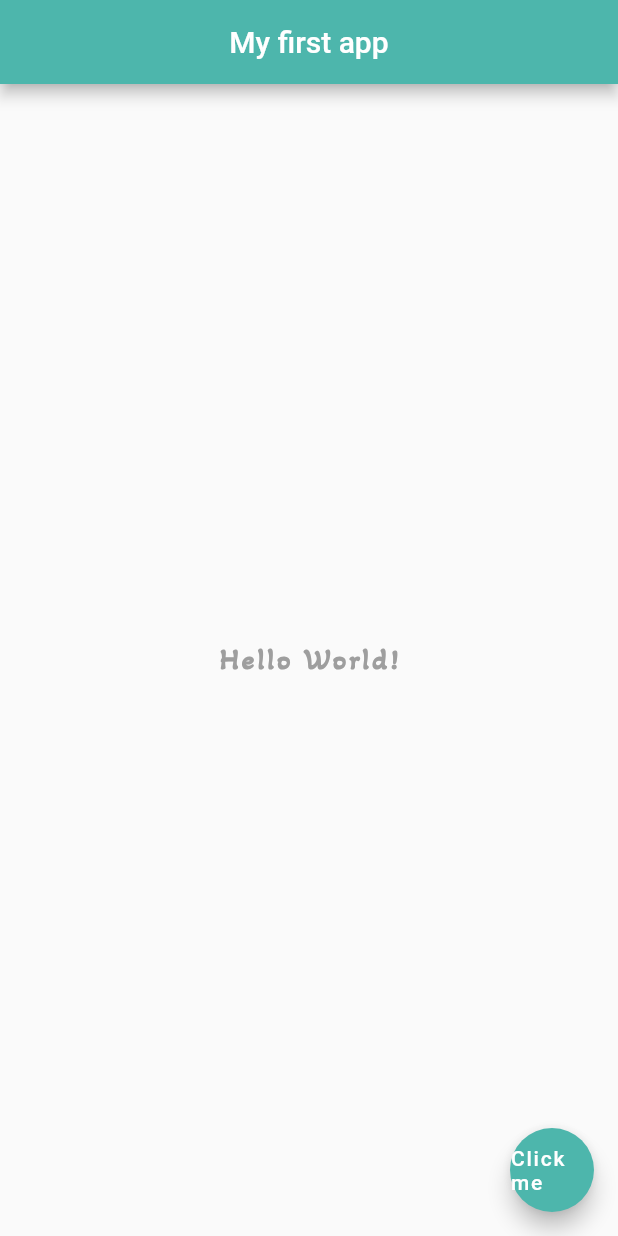
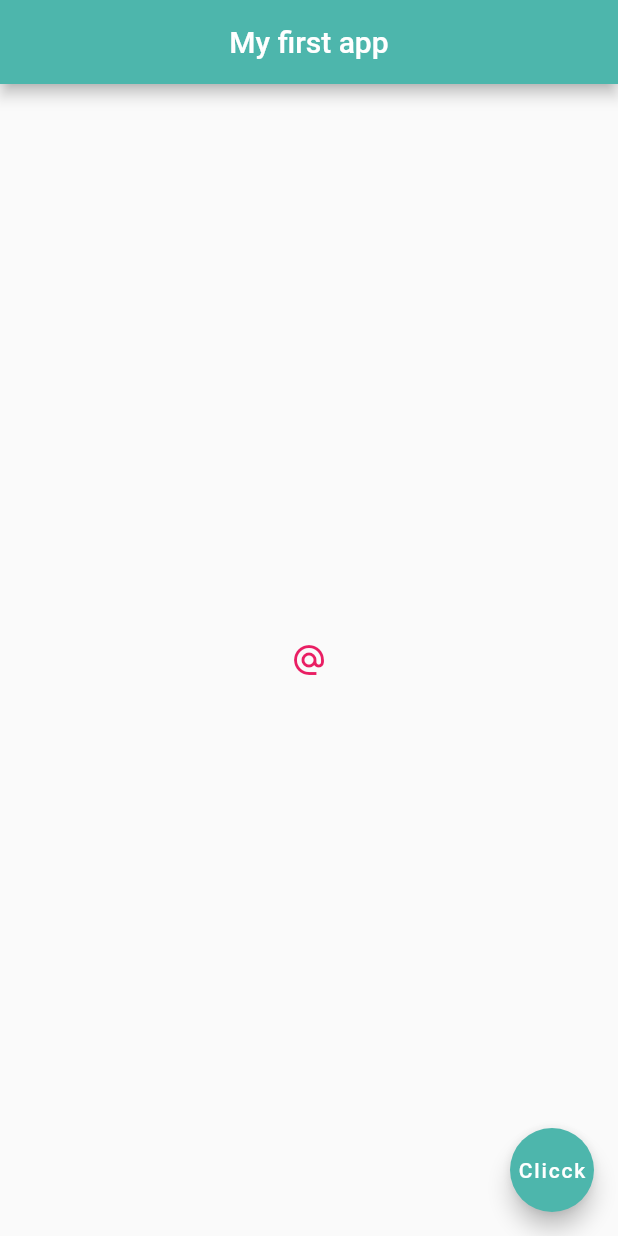
Before and after one commit to tylerwools79/learningFlutter, a Flutter app: the screen it shows after launch, on a phone screen of 412 x 824 dp. Run offline on Flutter 3.47's test engine with Material 2 defaults, Android fonts, the phone set to English and light mode, and no system bars.

Commit message:
Enabled hot-reload. played with buttons and images. several lines of code are commented out for the sake of brevity.

```diff
--- a/lib/main.dart
+++ b/lib/main.dart
@@ -1,28 +1,57 @@
 import 'package:flutter/material.dart';
 
 void main() => runApp(MaterialApp(
-    home: Scaffold(
+    home: Home()
+  ));
+
+
+//this is part of the tutorial #7, for hot reload.
+class Home extends StatelessWidget {
+  @override
+  Widget build(BuildContext context) {
+    return Scaffold(
       appBar: AppBar(
         title: Text('My first app'),
         centerTitle: true,
         backgroundColor: Colors.teal[300],
       ),
       body: Center(
-        child: Text(
+        child: IconButton(
+          onPressed: () {
+            print('You clicked @');
+          },
+          icon: Icon(Icons.alternate_email),
+          color: Colors.pink
+        )/*child: RaisedButton(
+          onPressed: (){
+            print('you clicked me');
+          },
+          child: Text('Hello')
+        ),*/
+/*        child: Text(
           'Hello World!',
           style: TextStyle(
             fontSize: 20.0,
             fontWeight: FontWeight.bold,
             letterSpacing: 2.0,
             color: Colors.grey,
-            fontFamily: 'Akaya',
+            //fontFamily: 'Akaya',
           ),
-        ),
+        ),*/
+        //child: Image.asset('assets/default.jpg'),
+        //image.network('') //this is how to do stuff
+        /*child: Icon(
+          Icons.airport_shuttle,
+          color: Colors.blue,
+          size: 50.0,
+        ),*/
+
       ),
       floatingActionButton: FloatingActionButton(
         onPressed: () {},
-        child: Text('Click me'),
+        child: Text('Clicck'),
         backgroundColor: Colors.teal[300],
       ),
-    ),
-  ));
+    );
+  }
+}
--- a/pubspec.yaml
+++ b/pubspec.yaml
@@ -45,9 +45,8 @@ flutter:
   uses-material-design: true
 
   # To add assets to your application, add an assets section, like this:
-  # assets:
-  #   - images/a_dot_burr.jpeg
-  #   - images/a_dot_ham.jpeg
+  assets:
+    - assets/
 
   # An image asset can refer to one or more resolution-specific "variants", see
   # https://flutter.dev/assets-and-images/#resolution-aware.
```
Also changed, not shown: assets/default.jpg (added), assets/missing texture.jpg (added).
